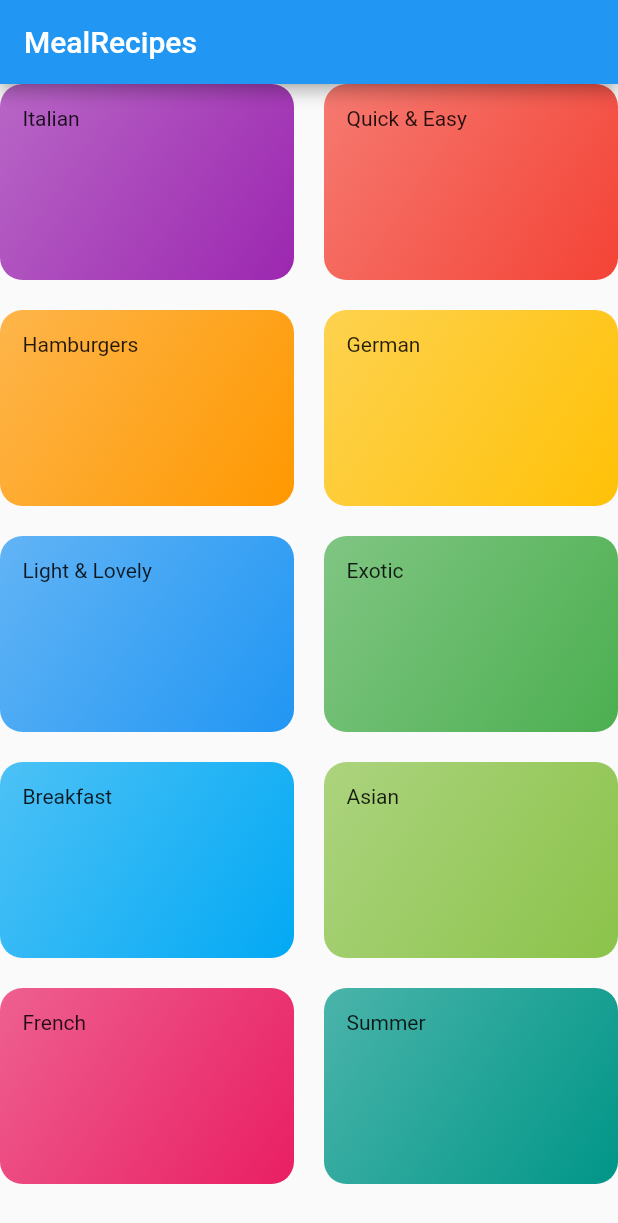
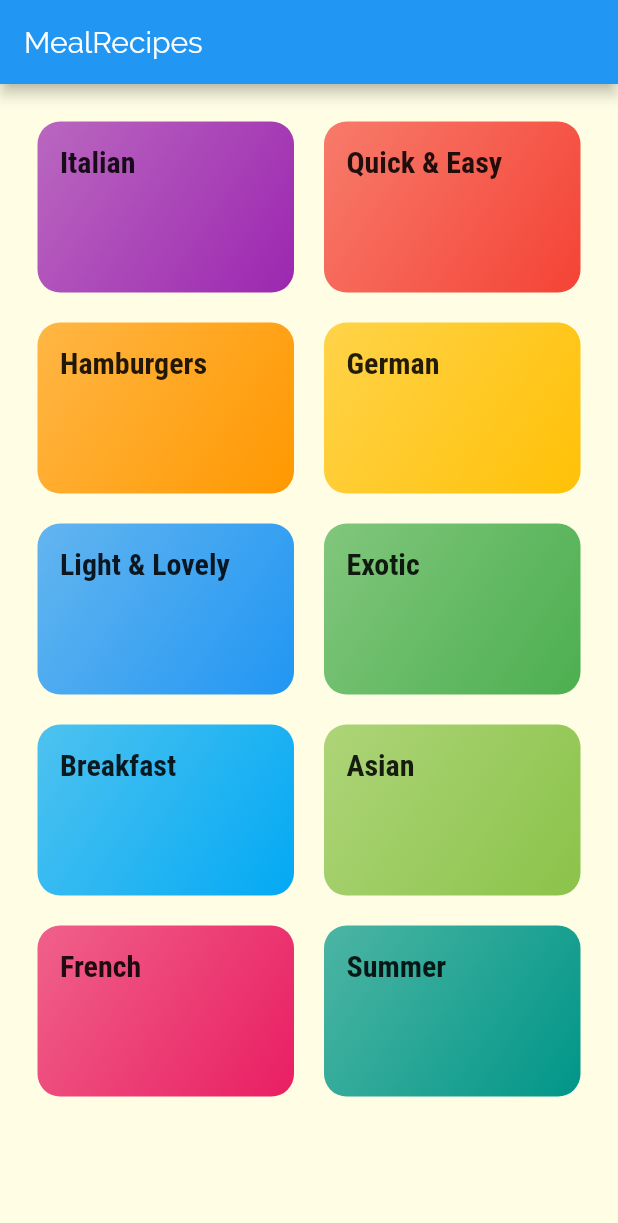
Before and after one commit to ixsho/meal_recipes, a Flutter app: the screen it shows after launch, on a phone screen of 412 x 824 dp. Shown: the top 1223 px of the screen. Run offline on Flutter 3.47's test engine with Material 2 defaults, Android fonts, the phone set to English and light mode, and no system bars.

Commit message:
Improve: Styling & Theming

```diff
--- a/lib/categories_screen.dart
+++ b/lib/categories_screen.dart
@@ -12,6 +12,7 @@ class CategoriesScreen extends StatelessWidget {
         title: const Text('MealRecipes'),
       ),
       body: GridView(
+        padding: EdgeInsets.all(25),
         children: DUMMY_CATEGORIES
             .map(
               (catData) => CategoryItem(
--- a/lib/category_item.dart
+++ b/lib/category_item.dart
@@ -10,7 +10,10 @@ class CategoryItem extends StatelessWidget {
   Widget build(BuildContext context) {
     return Container(
       padding: EdgeInsets.all(15),
-      child: Text(title),
+      child: Text(
+        title,
+        style: Theme.of(context).textTheme.title,
+      ),
       decoration: BoxDecoration(
         gradient: LinearGradient(
           colors: [
--- a/lib/main.dart
+++ b/lib/main.dart
@@ -11,6 +11,22 @@ class MyApp extends StatelessWidget {
       title: 'MealRecipes',
       theme: ThemeData(
         primarySwatch: Colors.blue,
+        accentColor: Colors.amber,
+        canvasColor: Color.fromRGBO(255, 254, 229, 1),
+        fontFamily: 'Raleway',
+        textTheme: ThemeData.light().textTheme.copyWith(
+              body1: TextStyle(
+                color: Color.fromRGBO(20, 51, 51, 1),
+              ),
+              body2: TextStyle(
+                color: Color.fromRGBO(20, 51, 51, 1),
+              ),
+              title: TextStyle(
+                fontSize: 20,
+                fontFamily: 'RobotoCondensed',
+                fontWeight: FontWeight.bold,
+              ),
+            ),
       ),
       home: CategoriesScreen(),
     );
```
Also changed, not shown: pubspec.yaml (+17 -6 lines), assets/fonts/Raleway-Black.ttf (added), assets/fonts/Raleway-Bold.ttf (added), assets/fonts/Raleway-Regular.ttf (added), assets/fonts/RobotoCondensed-Bold.ttf (added), assets/fonts/RobotoCondensed-Italic.ttf (added), assets/fonts/RobotoCondensed-Light.ttf (added), assets/fonts/RobotoCondensed-Regular.ttf (added).
